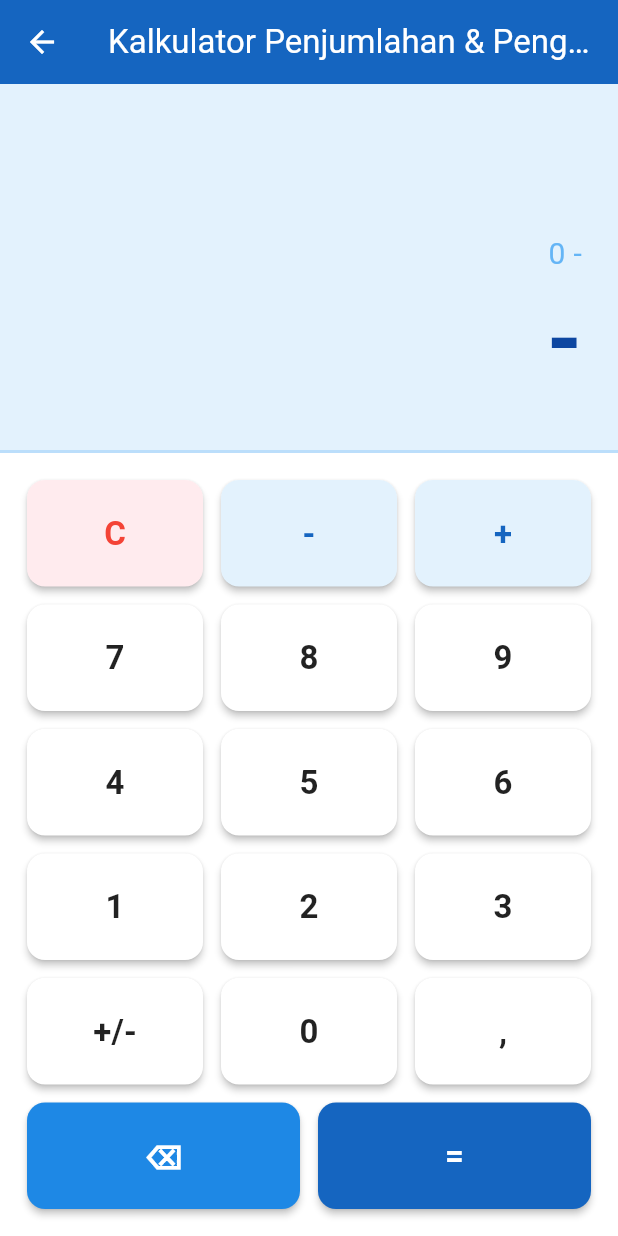
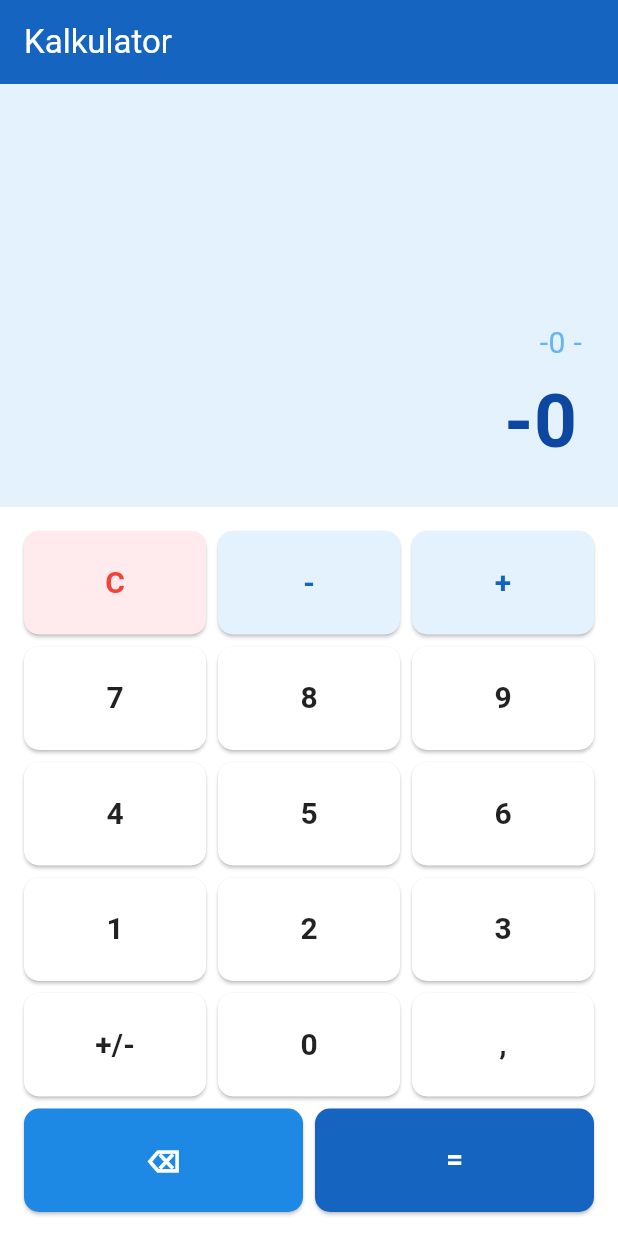
Before and after one commit to adamfznnn/TPM-T1, a Flutter app: the KalkulatorPage screen opened directly, after a tap on an icon or button, on a phone screen of 412 x 824 dp. Run offline on Flutter 3.47's test engine with Material 3 defaults, Android fonts, the phone set to English and light mode, and no system bars; our stand-ins replace hijri.

Commit message:
pesan perubahan

```diff
--- a/lib/kalkulator.dart
+++ b/lib/kalkulator.dart
@@ -1,4 +1,11 @@
 import 'package:flutter/material.dart';
+import 'package:flutter/services.dart';
+
+void main() {
+  runApp(
+    MaterialApp(debugShowCheckedModeBanner: false, home: KalkulatorPage()),
+  );
+}
 
 class KalkulatorPage extends StatefulWidget {
   @override
@@ -6,10 +13,24 @@ class KalkulatorPage extends StatefulWidget {
 }
 
 class _KalkulatorPageState extends State<KalkulatorPage> {
-  String _output = "0";
+  // Controller untuk mengontrol teks di dalam TextField
+  TextEditingController _controller = TextEditingController(text: "0");
+
   String _currentInput = "";
   double _num1 = 0;
   String _operator = "";
+
+  @override
+  void initState() {
+    super.initState();
+    // Menyimak perubahan di TextField (jika user paste manual)
+    _controller.addListener(() {
+      String newText = _controller.text.replaceAll(',', '.');
+      if (newText != _currentInput && double.tryParse(newText) != null) {
+        _currentInput = newText;
+      }
+    });
+  }
 
   String _formatDouble(double val) {
     String res = val.toString();
@@ -19,64 +40,56 @@ class _KalkulatorPageState extends State<KalkulatorPage> {
     return res.replaceAll('.', ',');
   }
 
+  void _updateDisplay(String text) {
+    setState(() {
+      _controller.text = text;
+    });
+  }
+
   void _onButtonPressed(String value) {
     setState(() {
       if (value == "C") {
-        _output = "0";
+        _updateDisplay("0");
         _currentInput = "";
         _num1 = 0;
         _operator = "";
       } else if (value == "⌫") {
         if (_currentInput.isNotEmpty) {
           _currentInput = _currentInput.substring(0, _currentInput.length - 1);
-          if (_currentInput == "-" || _currentInput.isEmpty) {
-            _currentInput = "";
-            _output = "0";
-          } else {
-            _output = _currentInput;
-          }
+          _updateDisplay(
+            _currentInput.isEmpty ? "0" : _currentInput.replaceAll('.', ','),
+          );
         }
       } else if (value == "+/-") {
-        if (_currentInput.isEmpty) {
-          _currentInput = "-";
-          _output = "-";
-        } else if (_currentInput == "-") {
-          _currentInput = "";
-          _output = "0";
+        if (_currentInput.startsWith("-")) {
+          _currentInput = _currentInput.substring(1);
         } else {
-          if (_currentInput.startsWith("-")) {
-            _currentInput = _currentInput.substring(1);
-          } else {
-            _currentInput = "-" + _currentInput;
-          }
-          _output = _currentInput;
+          _currentInput = "-" + (_currentInput.isEmpty ? "0" : _currentInput);
         }
+        _updateDisplay(_currentInput.replaceAll('.', ','));
       } else if (value == ",") {
-        if (!_currentInput.contains(",")) {
-          if (_currentInput.isEmpty || _currentInput == "0") {
-            _currentInput = "0,";
-          } else if (_currentInput == "-") {
-            _currentInput = "-0,";
-          } else {
-            _currentInput += ",";
-          }
-          _output = _currentInput;
+        if (!_currentInput.contains(".")) {
+          _currentInput += (_currentInput.isEmpty ? "0." : ".");
+          _updateDisplay(_currentInput.replaceAll('.', ','));
         }
       } else if (value == "+" || value == "-") {
-        _num1 = double.tryParse(_output.replaceAll(',', '.')) ?? 0;
+        _num1 =
+            double.tryParse(_currentInput) ??
+            double.tryParse(_controller.text.replaceAll(',', '.')) ??
+            0;
         _operator = value;
         _currentInput = "";
       } else if (value == "=") {
         if (_operator.isNotEmpty) {
-          double num2 = double.tryParse(_output.replaceAll(',', '.')) ?? 0;
-          double result = 0;
-          if (_operator == "+") {
-            result = _num1 + num2;
-          } else if (_operator == "-") {
-            result = _num1 - num2;
-          }
-          _output = _formatDouble(result);
-          _currentInput = _output;
+          double num2 =
+              double.tryParse(_currentInput) ??
+              double.tryParse(_controller.text.replaceAll(',', '.')) ??
+              0;
+          double result = (_operator == "+") ? _num1 + num2 : _num1 - num2;
+
+          String formatted = _formatDouble(result);
+          _updateDisplay(formatted);
+          _currentInput = result.toString();
           _operator = "";
         }
       } else {
@@ -85,33 +98,9 @@ class _KalkulatorPageState extends State<KalkulatorPage> {
         } else {
           _currentInput += value;
         }
-        _output = _currentInput;
+        _updateDisplay(_currentInput.replaceAll('.', ','));
       }
     });
-  }
-
-  Widget _buildButton(String text, Color bgColor, Color textColor) {
-    return Expanded(
-      child: Padding(
-        padding: const EdgeInsets.all(6.0),
-        child: ElevatedButton(
-          onPressed: () => _onButtonPressed(text),
-          style: ElevatedButton.styleFrom(
-            backgroundColor: bgColor,
-            foregroundColor: textColor,
-            elevation: 2,
-            padding: EdgeInsets.symmetric(vertical: 20),
-            shape: RoundedRectangleBorder(
-              borderRadius: BorderRadius.circular(12),
-            ),
-          ),
-          child: Text(
-            text,
-            style: TextStyle(fontSize: 22, fontWeight: FontWeight.bold),
-          ),
-        ),
-      ),
-    );
   }
 
   @override
@@ -119,26 +108,16 @@ class _KalkulatorPageState extends State<KalkulatorPage> {
     return Scaffold(
       backgroundColor: Colors.white,
       appBar: AppBar(
-        title: Text(
-          "Kalkulator Penjumlahan & Pengurangan",
-          style: TextStyle(color: Colors.white),
-        ),
+        title: Text("Kalkulator ", style: TextStyle(color: Colors.white)),
         backgroundColor: Colors.blue[800],
-        iconTheme: IconThemeData(color: Colors.white),
       ),
       body: Column(
         children: [
-          // Display Area
           Expanded(
             child: Container(
               alignment: Alignment.bottomRight,
-              padding: EdgeInsets.symmetric(horizontal: 24, vertical: 30),
-              decoration: BoxDecoration(
-                color: Colors.blue[50],
-                border: Border(
-                  bottom: BorderSide(color: Colors.blue[100]!, width: 2),
-                ),
-              ),
+              padding: EdgeInsets.symmetric(horizontal: 24, vertical: 20),
+              color: Colors.blue[50],
               child: Column(
                 mainAxisAlignment: MainAxisAlignment.end,
                 crossAxisAlignment: CrossAxisAlignment.end,
@@ -149,20 +128,32 @@ class _KalkulatorPageState extends State<KalkulatorPage> {
                         : "",
                     style: TextStyle(fontSize: 20, color: Colors.blue[300]),
                   ),
-                  Text(
-                    _output,
+                  // MENGGUNAKAN TEXTFIELD AGAR BISA COPY-PASTE SEMPURNA
+                  TextField(
+                    controller: _controller,
+                    readOnly: false, // Biarkan false agar menu paste muncul
+                    showCursor: true,
+                    textAlign: TextAlign.right,
                     style: TextStyle(
-                      fontSize: 60,
+                      fontSize: 50,
                       color: Colors.blue[900],
                       fontWeight: FontWeight.bold,
                     ),
+                    decoration: InputDecoration(
+                      border: InputBorder.none, // Hilangkan garis bawah
+                      contentPadding: EdgeInsets.zero,
+                    ),
+                    keyboardType: TextInputType.number,
+                    inputFormatters: [
+                      FilteringTextInputFormatter.allow(RegExp(r'[0-9.,-]')),
+                    ],
                   ),
                 ],
               ),
             ),
           ),
 
-          // Button Grid
+          // Tombol-tombol kalkulator
           Container(
             padding: EdgeInsets.all(12),
             child: Column(
@@ -215,4 +206,27 @@ class _KalkulatorPageState extends State<KalkulatorPage> {
       ),
     );
   }
+
+  Widget _buildButton(String text, Color bgColor, Color textColor) {
+    return Expanded(
+      child: Padding(
+        padding: const EdgeInsets.all(4.0),
+        child: ElevatedButton(
+          onPressed: () => _onButtonPressed(text),
+          style: ElevatedButton.styleFrom(
+            backgroundColor: bgColor,
+            foregroundColor: textColor,
+            padding: EdgeInsets.symmetric(vertical: 20),
+            shape: RoundedRectangleBorder(
+              borderRadius: BorderRadius.circular(10),
+            ),
+          ),
+          child: Text(
+            text,
+            style: TextStyle(fontSize: 20, fontWeight: FontWeight.bold),
+          ),
+        ),
+      ),
+    );
+  }
 }
--- a/lib/stopwatch.dart
+++ b/lib/stopwatch.dart
@@ -14,7 +14,11 @@ class _StopwatchPageState extends State<StopwatchPage> {
   final Stopwatch _stopwatch = Stopwatch();
   Timer? _timer;
 
-  final Duration _initialOffset = Duration(minutes: 0, seconds: 0);
+  final Duration _initialOffset = Duration(
+    minutes: 0,
+    seconds: 0,
+    milliseconds: 00,
+  );
 
   late String _displayTime;
   List<String> _laps = [];
```
Also changed, not shown: lib/menu.dart (+9 -0 lines), lib/saka.dart (added, +197 -0 lines).
